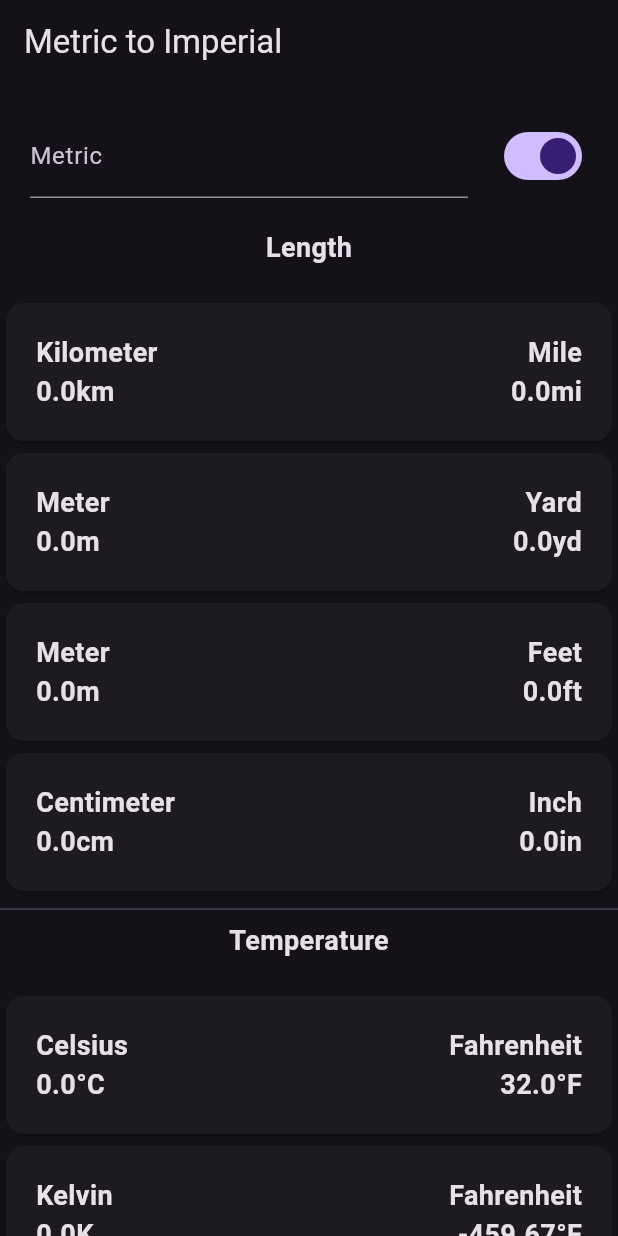
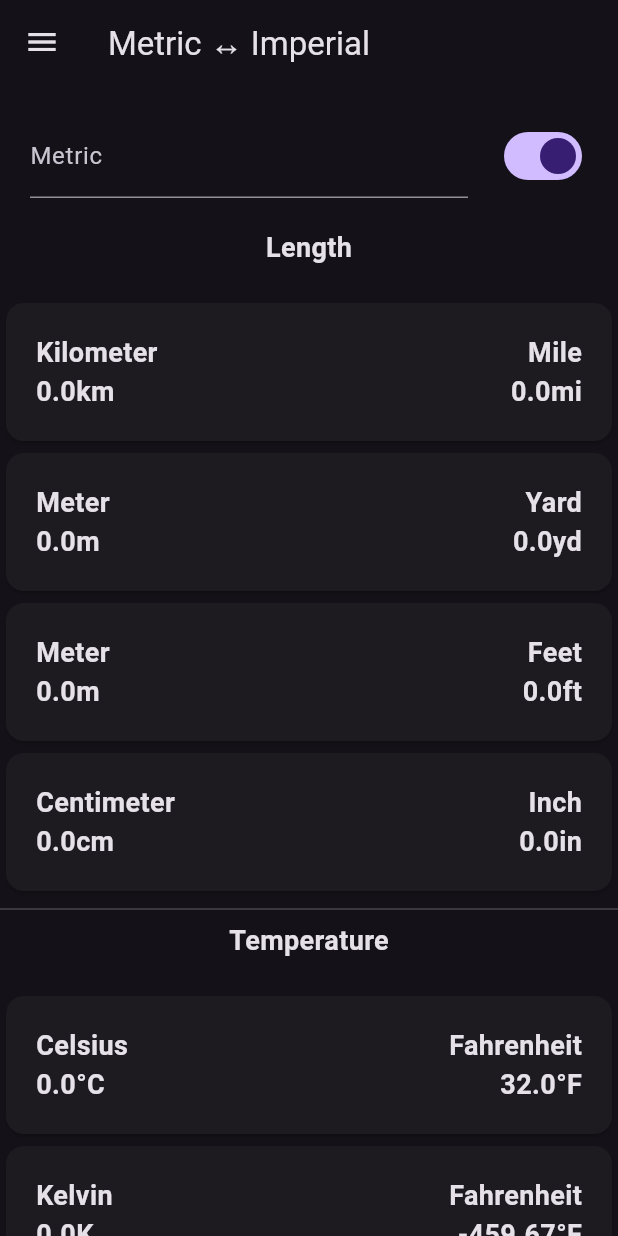
Before and after one commit to TheDarkBug/unitconverter, a Flutter app: the screen it shows after launch, on a phone screen of 412 x 824 dp. Run offline on Flutter 3.47's test engine with Material 2 defaults, Android fonts, the light colour scheme and no system bars.

Commit message:
Added navigation drawer and settings page (needs implementation)

```diff
--- a/lib/main.dart
+++ b/lib/main.dart
@@ -5,27 +5,85 @@ void main() => runApp(const App());
 
 class App extends StatelessWidget {
   const App({super.key});
-
   @override
   Widget build(BuildContext context) {
     return MaterialApp(
       title: 'Unit Converter',
       theme: ThemeData.dark(useMaterial3: true),
-      home: const Home(),
+      home: const HomeScreen(),
     );
   }
 }
 
-class Home extends StatefulWidget {
-  const Home({super.key});
+class HomeScreen extends StatefulWidget {
+  const HomeScreen({super.key});
   @override
-  State<Home> createState() => _HomeState();
+  State<HomeScreen> createState() => _HomeScreenState();
 }
 
-class _HomeState extends State<Home> {
+class _HomeScreenState extends State<HomeScreen> {
+  Widget _selectedPage = const QuickConvertPage();
+  String _selecctedTitle = "Metric ↔ Imperial";
+
+  @override
+  Widget build(BuildContext context) {
+    return Scaffold(
+      appBar: AppBar(title: Text(_selecctedTitle)),
+      body: _selectedPage,
+      drawer: Drawer(
+        child: ListView(
+          padding: EdgeInsets.zero,
+          children: <Widget>[
+            const DrawerHeader(
+              decoration: BoxDecoration(
+                color: Colors.blue,
+              ),
+              child: Text('Universal Unit Converter'),
+            ),
+            ListTile(
+              title: const Text('Freedom Units'),
+              onTap: () {
+                Navigator.pop(context);
+                setState(() {
+                  _selecctedTitle = "Metric ↔ Imperial";
+                  _selectedPage = const QuickConvertPage();
+                });
+              },
+            ),
+            ListTile(
+              title: const Text('Settings'),
+              onTap: () {
+                Navigator.pop(context);
+                setState(() {
+                  _selecctedTitle = "Settings";
+                  _selectedPage = const SettingsPage();
+                });
+              },
+            ),
+          ],
+        ),
+      ),
+    );
+  }
+}
+
+class SettingsPage extends StatelessWidget {
+  const SettingsPage({super.key});
+  @override
+  Widget build(BuildContext context) {
+    return const Center(child: Text('Settings'));
+  }
+}
+
+class QuickConvertPage extends StatefulWidget {
+  const QuickConvertPage({super.key});
+  @override
+  State<QuickConvertPage> createState() => _QuickConvertPageState();
+}
+
+class _QuickConvertPageState extends State<QuickConvertPage> {
   double value = 0.0;
   bool isMetric = true;
-  String title = 'Metric to Imperial';
   final TextEditingController controller = TextEditingController();
   @override
   void dispose() {
@@ -35,9 +93,7 @@ class _HomeState extends State<Home> {
 
   @override
   Widget build(BuildContext context) {
-    return Scaffold(
-      appBar: AppBar(title: Text(title)),
-      body: Column(
+    return Column(
       children: <Widget>[
         Row(
           children: <Widget>[
@@ -76,9 +132,6 @@ class _HomeState extends State<Home> {
                   onChanged: (value) {
                     setState(() {
                       isMetric = value;
-                        title = isMetric
-                            ? 'Metric to Imperial'
-                            : 'Imperial to Metric';
                     });
                   }),
             )
@@ -92,7 +145,6 @@ class _HomeState extends State<Home> {
           ),
         ),
       ],
-      ),
     );
   }
 }
```
Lines whose indentation alone changed are shown as unchanged.
